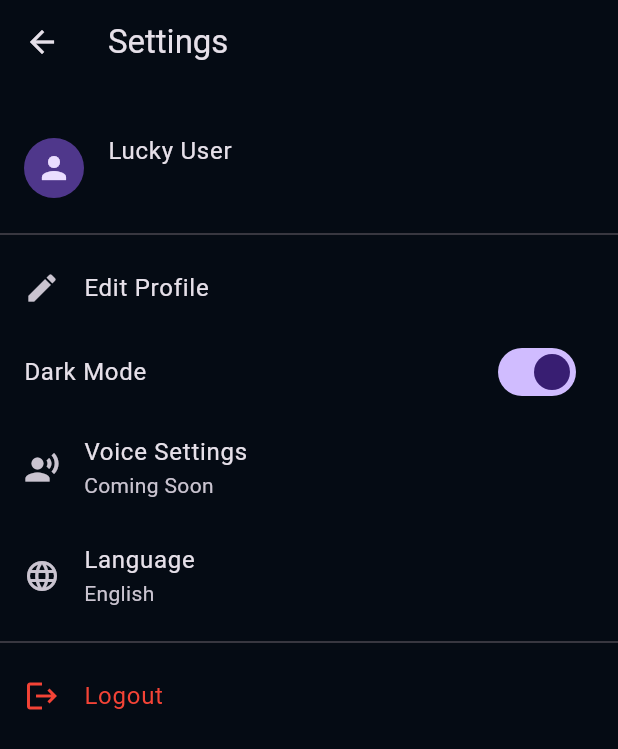
After one commit to NirmithYadhav00/Jarivs, a Flutter app: the SettingsScreen screen opened directly, on a phone screen of 412 x 824 dp. The commit adds this screen. Shown: the top 749 px of the screen. Run offline on Flutter 3.47's test engine with Material 3 defaults, Android fonts, the phone set to English and light mode, and no system bars; our stand-ins replace cloud_firestore, firebase_auth, firebase_core, flutter_contacts, flutter_tts, just_audio and 3 more; missing offline and left inert: android_intent_plus, device_apps, flutter_inappwebview, string_similarity; accounts and stored records are empty; network calls fail.

Commit message:
setting button

```diff
--- a/frontend/lib/ui/home_screen.dart
+++ b/frontend/lib/ui/home_screen.dart
@@ -16,6 +16,8 @@ import 'package:flutter_tts/flutter_tts.dart';
 import '../models/lucky_state.dart';
 import '../widgets/lucky_avatar.dart';
 import '../widgets/profile_header.dart';
+import 'settings_screen.dart';
+import '../auth/auth_service.dart';
 
 class _WaveformWidget extends StatefulWidget {
   final LuckyState state;
@@ -2023,6 +2025,21 @@ class _HomeScreenState extends State<HomeScreen> with TickerProviderStateMixin {
 
               // Profile button
               ProfileHeader(),
+              ListTile(
+                leading: const Icon(Icons.settings, color: Colors.white),
+                title: const Text(
+                  "Settings",
+                  style: TextStyle(color: Colors.white),
+                ),
+                onTap: () {
+                  _closeSidebar();
+
+                  Navigator.push(
+                    context,
+                    MaterialPageRoute(builder: (_) => SettingsScreen()),
+                  );
+                },
+              ),
             ],
           ),
         ),
@@ -2068,7 +2085,11 @@ class _HomeScreenState extends State<HomeScreen> with TickerProviderStateMixin {
         children: [
           item(Icons.settings_outlined, "Settings", () {
             _closeSidebar();
-            // TODO: navigate to Settings screen
+
+            Navigator.push(
+              context,
+              MaterialPageRoute(builder: (_) => SettingsScreen()),
+            );
           }),
           item(Icons.language_rounded, "Language", () {
             _closeSidebar();
@@ -2083,9 +2104,10 @@ class _HomeScreenState extends State<HomeScreen> with TickerProviderStateMixin {
             // TODO: navigate to Learn more screen
           }),
           Divider(color: _cyan.withOpacity(0.12), height: 1),
-          item(Icons.logout_rounded, "Logout", () {
+          item(Icons.logout_rounded, "Logout", () async {
             _closeSidebar();
-            // TODO: hook up logout logic
+
+            await AuthService().logout();
           }),
         ],
       ),
--- /dev/null
+++ b/frontend/lib/ui/settings_screen.dart
@@ -0,0 +1,117 @@
+import 'package:flutter/material.dart';
+
+import '../auth/auth_service.dart';
+import '../auth/login_screen.dart';
+import 'edit_profile_screen.dart';
+import '../core/profile_service.dart';
+import '../models/user_profile.dart';
+
+class SettingsScreen extends StatelessWidget {
+  SettingsScreen({super.key});
+
+  final ProfileService _profileService = ProfileService();
+  final AuthService _authService = AuthService();
+
+  @override
+  Widget build(BuildContext context) {
+    return Scaffold(
+      backgroundColor: const Color(0xFF050B14),
+      appBar: AppBar(
+        backgroundColor: Colors.transparent,
+        elevation: 0,
+        title: const Text("Settings"),
+      ),
+      body: StreamBuilder<UserProfile?>(
+        stream: _profileService.streamUserProfile(),
+        builder: (context, snapshot) {
+          if (!snapshot.hasData) {
+            return const Center(
+              child: CircularProgressIndicator(),
+            );
+          }
+
+          final profile = snapshot.data!;
+
+          return ListView(
+            children: [
+
+              const SizedBox(height: 20),
+
+              ListTile(
+                leading: const CircleAvatar(
+                  child: Icon(Icons.person),
+                ),
+                title: Text(profile.name.isEmpty
+                    ? "Lucky User"
+                    : profile.name),
+                subtitle: Text(profile.email),
+              ),
+
+              const Divider(),
+
+              ListTile(
+                leading: const Icon(Icons.edit),
+                title: const Text("Edit Profile"),
+                onTap: () {
+                  Navigator.push(
+                    context,
+                    MaterialPageRoute(
+                      builder: (_) =>
+                          EditProfileScreen(profile: profile),
+                    ),
+                  );
+                },
+              ),
+
+              SwitchListTile(
+                value: true,
+                onChanged: (_) {},
+                title: const Text("Dark Mode"),
+              ),
+
+              ListTile(
+                leading: const Icon(Icons.record_voice_over),
+                title: const Text("Voice Settings"),
+                subtitle: const Text("Coming Soon"),
+              ),
+
+              ListTile(
+                leading: const Icon(Icons.language),
+                title: const Text("Language"),
+                subtitle: const Text("English"),
+              ),
+
+              const Divider(),
+
+              ListTile(
+                leading: const Icon(
+                  Icons.logout,
+                  color: Colors.red,
+                ),
+                title: const Text(
+                  "Logout",
+                  style: TextStyle(color: Colors.red),
+                ),
+                onTap: () async {
+                  await _authService.logout();
+
+                  if (!context.mounted) return;
+
+                  Navigator.pushAndRemoveUntil(
+                    context,
+                    MaterialPageRoute(
+                      builder: (_) => const LoginScreen(),
+                    ),
+                    (_) => false,
+                  );
+                },
+              ),
+
+              const SizedBox(height: 40),
+            ],
+          );
+        },
+      ),
+    );
+  }
+}
```
Also changed, not shown: 1 other file.
